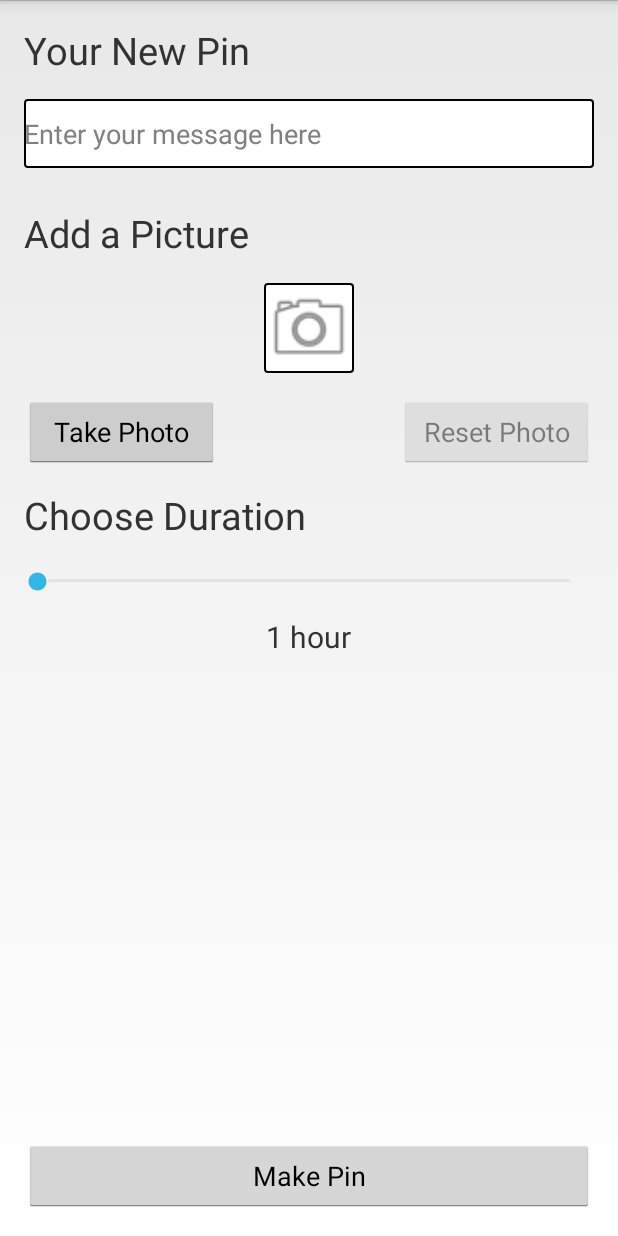
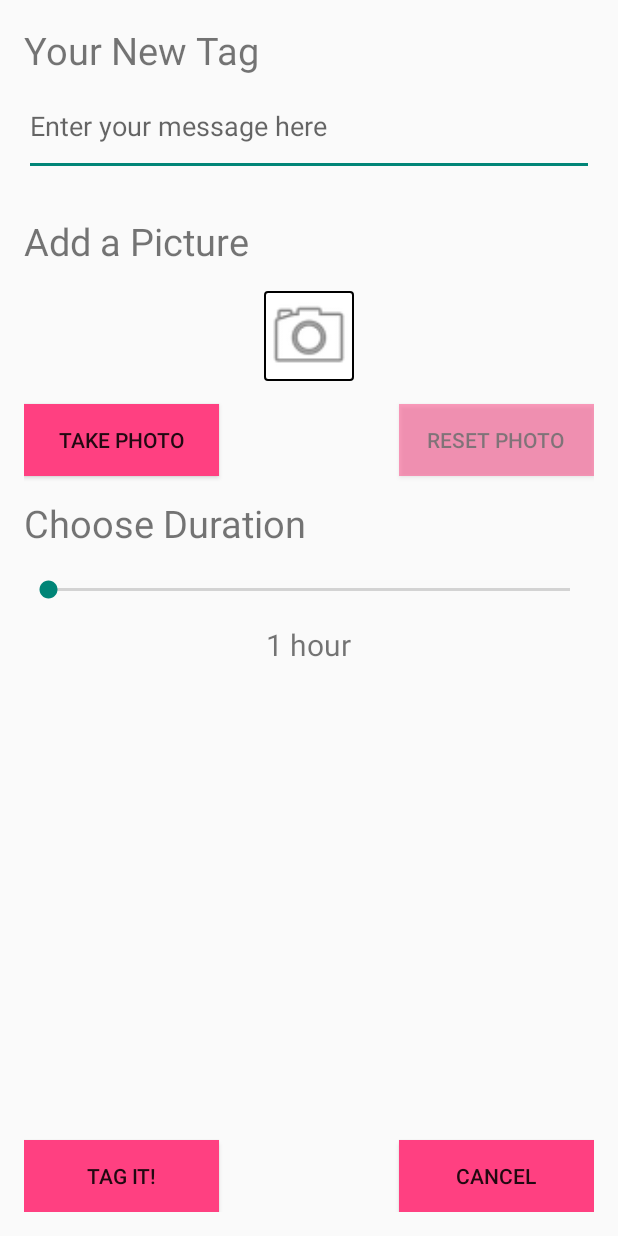
Before and after one commit to Folofl/SocialGraffiti, an Android app: the NewPostActivity screen opened directly, with no data from a screen before it, on a phone screen of 412 x 824 dp. Run offline under Robolectric (Android 15) with nearby library versions, the phone set to English and light mode, and no system bars; our stand-ins replace Firebase (no records; nobody signed in at launch, a user with empty details on screens opened directly).

```diff
--- a/app/src/main/res/layout/activity_new_post.xml
+++ b/app/src/main/res/layout/activity_new_post.xml
@@ -30,23 +30,6 @@
         android:layout_alignRight="@+id/text_newPin"
         android:layout_alignEnd="@+id/text_newPin" />
 
-    <EditText
-        android:id="@+id/text_message"
-        android:hint="@string/textbox_hint"
-        android:lines="8"
-        android:minLines="2"
-        android:inputType="textMultiLine"
-        android:ems="10"
-        android:layout_width="wrap_content"
-        android:layout_height="wrap_content"
-        android:background="@drawable/textbox_border"
-        android:layout_below="@+id/text_newPin"
-        android:layout_alignParentLeft="true"
-        android:layout_alignParentStart="true"
-        android:layout_marginTop="15dp"
-        android:layout_alignParentRight="true"
-        android:layout_alignParentEnd="true" />
-
     <ImageView
         android:id="@+id/image_thumbnail"
         android:src="@android:drawable/ic_menu_camera"
@@ -63,9 +46,21 @@
         android:text="@string/button_submit"
         android:onClick="submitPost"
         android:layout_height="wrap_content"
+        android:background="@color/colorAccent"
         android:layout_alignParentBottom="true"
-        android:layout_centerHorizontal="true"
-        android:layout_width="400dp" />
+        android:layout_alignParentLeft="true"
+        android:layout_width="130dp" />
+
+    <Button
+        android:id="@+id/button_cancel"
+        android:text="@string/button_cancel"
+        android:onClick="cancelPost"
+        android:layout_height="wrap_content"
+        android:layout_width="130dp"
+        android:background="@color/colorAccent"
+        android:layout_alignParentBottom="true"
+        android:layout_alignParentRight="true"
+        android:layout_alignParentEnd="true" />
 
     <TextView
         android:id="@+id/text_chooseDuration"
@@ -104,6 +99,7 @@
         android:id="@+id/button_resetPic"
         android:text="@string/button_reset_pic"
         android:onClick="resetPhoto"
+        android:background="@color/colorAccent"
         android:layout_width="130dp"
         android:layout_height="wrap_content"
         android:layout_above="@+id/text_chooseDuration"
@@ -116,10 +112,26 @@
         android:onClick="openCamera"
         android:layout_width="130dp"
         android:layout_height="wrap_content"
+        android:background="@color/colorAccent"
         android:elevation="0dp"
         android:layout_marginTop="15dp"
         android:layout_below="@+id/image_thumbnail"
         android:layout_alignParentLeft="true"
         android:layout_alignParentStart="true" />
 
+    <EditText
+        android:id="@+id/text_message"
+        android:hint="@string/textbox_hint"
+        android:lines="8"
+        android:minLines="2"
+        android:inputType="textMultiLine"
+        android:ems="10"
+        android:layout_width="wrap_content"
+        android:layout_height="wrap_content"
+        android:layout_below="@+id/text_newPin"
+        android:layout_alignParentLeft="true"
+        android:layout_alignParentStart="true"
+        android:layout_alignParentRight="true"
+        android:layout_alignParentEnd="true" />
+
 </RelativeLayout>
--- a/app/src/main/res/values/colors.xml
+++ b/app/src/main/res/values/colors.xml
@@ -3,6 +3,7 @@
     <color name="colorPrimary">#3F51B5</color>
     <color name="colorPrimaryDark">#303F9F</color>
     <color name="colorAccent">#FF4081</color>
+    <color name="colorToolbar">#00FFCC</color>
     <color name="white">#FFFFFF</color>
     <color name="black">#000000</color>
 </resources>
--- a/app/src/main/res/values/strings.xml
+++ b/app/src/main/res/values/strings.xml
@@ -1,5 +1,6 @@
 <resources>
     <string name="app_name">Social Graffiti</string>
+    <string name="action_logout">Sign Out</string>
 
     <string name="action_sign_in_short">Register</string>
     <string name="username">Username</string>
@@ -26,14 +27,13 @@
     <string name="btn_change">Change</string>
     <string name="btn_send">Send</string>
     <string name="btn_remove">Remove</string>
-    <string name="btn_sign_out">Sign Out</string>
     <string name="lbl_forgot_password">Forgot password?</string>
     <string name="forgot_password_msg">Please enter the email address you used to register.</string>
 
 
-    <string name="button_new_pin">New Pin</string>
+    <string name="button_new_pin">New Tag</string>
 
-    <string name="text_new_pin">Your New Pin</string>
+    <string name="text_new_pin">Your New Tag</string>
     <string name="textbox_hint"> Enter your message here</string>
     <string name="text_add_pic">Add a Picture</string>
     <string name="text_chooseDuration">Choose Duration</string>
@@ -41,6 +41,7 @@
 
     <string name="button_pic">Take Photo</string>
     <string name="button_reset_pic">Reset Photo</string>
-    <string name="button_submit">Make Pin</string>
-    <string name="title_activity_map">Map</string>
+    <string name="button_submit">Tag It!</string>
+    <string name="button_cancel">Cancel</string>
+    <string name="title_activity_map">Nearby Tags</string>
 </resources>
--- a/app/src/main/res/values/styles.xml
+++ b/app/src/main/res/values/styles.xml
@@ -2,7 +2,7 @@
 
     <!-- Base application theme. -->
     <!--<style name="AppTheme" parent="android:Theme.Holo.Light.DarkActionBar">-->
-    <style name="AppTheme" parent="android:Theme.Holo.Light.NoActionBar">
+    <style name="AppTheme" parent="Theme.AppCompat.Light.NoActionBar">
         <!-- Customize your theme here. -->
     </style>
 
```
Also changed, not shown: app/src/main/java/comp150/socialgraffiti/MapActivity.java (+35 -14 lines), app/src/main/java/comp150/socialgraffiti/NewPostActivity.java (+10 -0 lines), app/src/main/res/layout/activity_map.xml (+21 -11 lines), app/src/main/res/menu/toolbar_menu.xml (added, +8 -0 lines).
